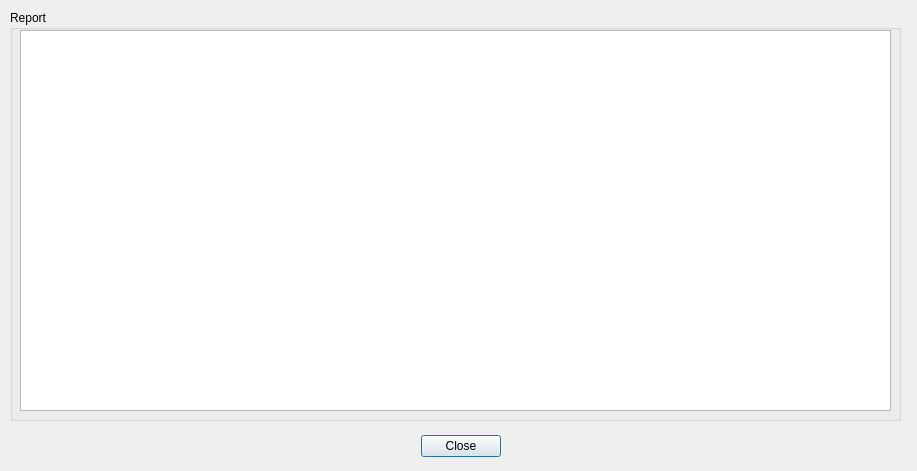
The window that loggerdlg.ui (Ptr314/mfmtools) describes before a commit, drawn with Qt 5.
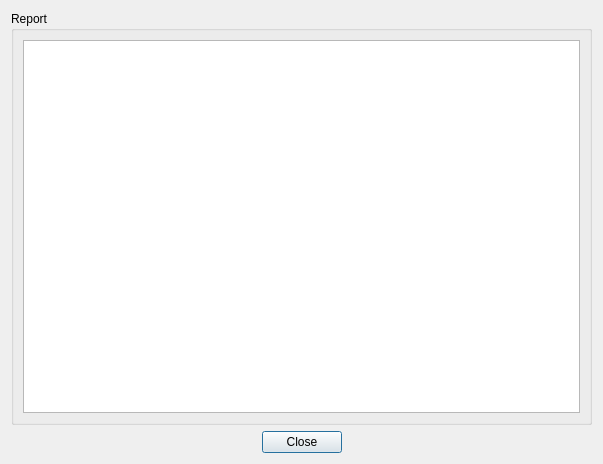
The same window after the commit.

Commit message: Windows resize rules

```diff
--- a/loggerdlg.ui
+++ b/loggerdlg.ui
@@ -6,53 +6,22 @@
    <rect>
     <x>0</x>
     <y>0</y>
-    <width>917</width>
-    <height>471</height>
+    <width>603</width>
+    <height>464</height>
    </rect>
   </property>
   <property name="windowTitle">
    <string>Dialog</string>
   </property>
-  <widget class="QDialogButtonBox" name="buttonBox">
-   <property name="geometry">
-    <rect>
-     <x>20</x>
-     <y>430</y>
-     <width>881</width>
-     <height>32</height>
-    </rect>
-   </property>
-   <property name="orientation">
-    <enum>Qt::Horizontal</enum>
-   </property>
-   <property name="standardButtons">
-    <set>QDialogButtonBox::Close</set>
-   </property>
-   <property name="centerButtons">
-    <bool>true</bool>
-   </property>
-  </widget>
+  <layout class="QVBoxLayout" name="verticalLayout">
+   <item>
   <widget class="QGroupBox" name="groupBox">
-   <property name="geometry">
-    <rect>
-     <x>10</x>
-     <y>10</y>
-     <width>891</width>
-     <height>411</height>
-    </rect>
-   </property>
    <property name="title">
     <string>Report</string>
    </property>
+     <layout class="QVBoxLayout" name="verticalLayout_2">
+      <item>
    <widget class="QPlainTextEdit" name="logText">
-    <property name="geometry">
-     <rect>
-      <x>10</x>
-      <y>20</y>
-      <width>871</width>
-      <height>381</height>
-     </rect>
-    </property>
     <property name="font">
      <font>
       <family>Courier New</family>
@@ -66,7 +35,24 @@
      <string notr="true"/>
     </property>
    </widget>
-  </widget>
+      </item>
+     </layout>
+    </widget>
+   </item>
+   <item>
+    <widget class="QDialogButtonBox" name="buttonBox">
+     <property name="orientation">
+      <enum>Qt::Horizontal</enum>
+     </property>
+     <property name="standardButtons">
+      <set>QDialogButtonBox::Close</set>
+     </property>
+     <property name="centerButtons">
+      <bool>true</bool>
+     </property>
+    </widget>
+   </item>
+  </layout>
  </widget>
  <resources/>
  <connections>
```
Lines whose indentation alone changed are shown as unchanged.
